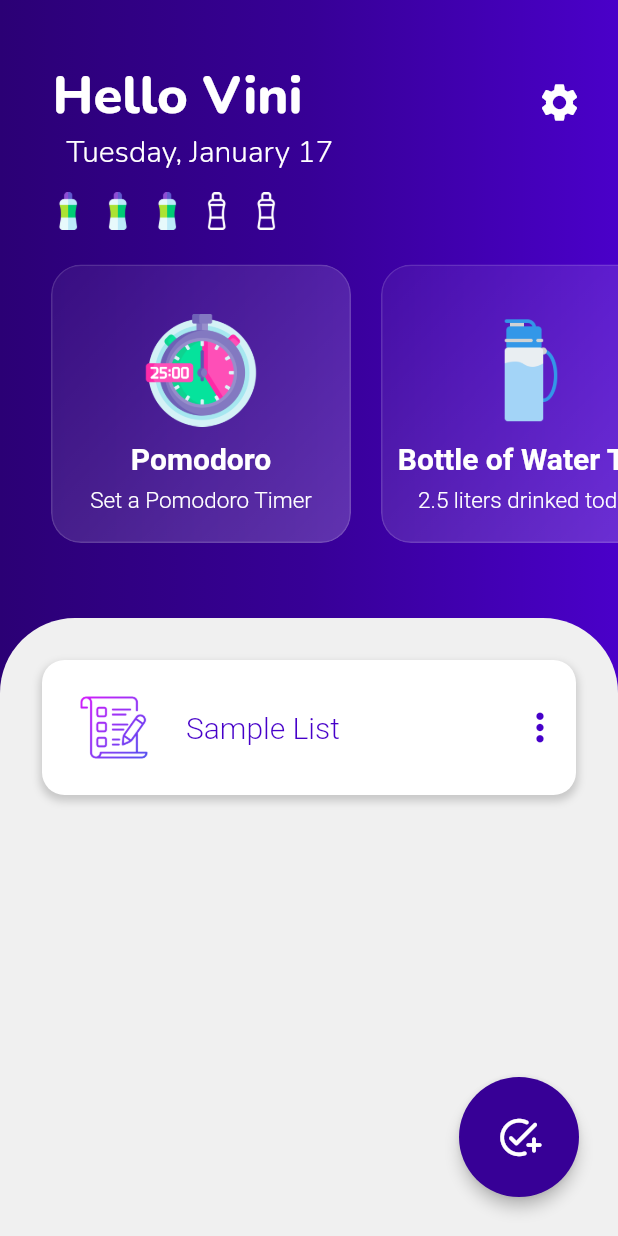
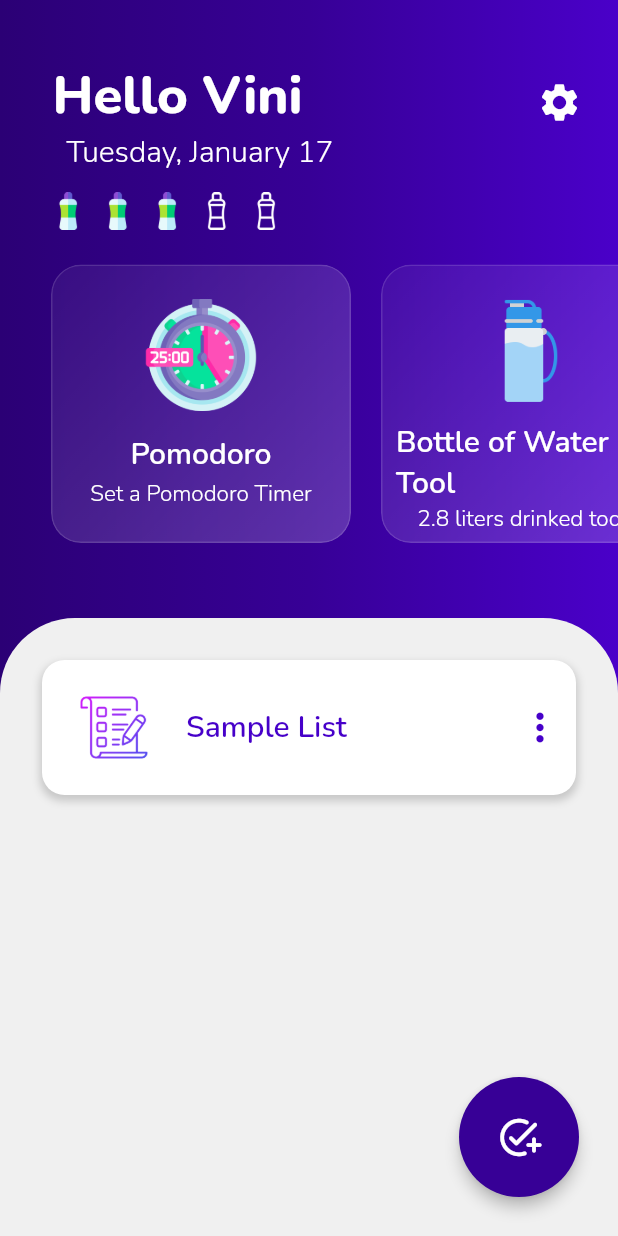
Before and after one commit to Vini-Coding/Taskius, a Flutter app: the screen it shows after launch, after a tap on "Skip", on a phone screen of 412 x 824 dp. Run offline on Flutter 3.47's test engine with Material 2 defaults, Android fonts, the phone set to English and light mode, and no system bars; our stand-ins replace introduction_screen.

Commit message:
Home Page was full refactored
The full home page code is refactored and new pages folder's and files were created.

```diff
--- /dev/null
+++ b/taskius/lib/app/components/my_page_template.dart
@@ -0,0 +1,69 @@
+import 'package:flutter/material.dart';
+
+class MyPageTemplate extends StatelessWidget {
+  const MyPageTemplate(
+      {required this.expandedChild1,
+      required this.expandedChild2,
+      required this.flexExpanded1,
+      required this.flexExpanded2,
+      Key? key})
+      : super(key: key);
+  final Widget expandedChild1;
+  final Widget expandedChild2;
+  final int flexExpanded1;
+  final int flexExpanded2;
+
+  @override
+  Widget build(BuildContext context) {
+    return Container(
+      constraints: BoxConstraints(
+        maxHeight: MediaQuery.of(context).size.height,
+        maxWidth: MediaQuery.of(context).size.width,
+      ),
+      decoration: const BoxDecoration(
+        gradient: LinearGradient(
+          colors: [
+            Color.fromARGB(255, 43, 0, 117),
+            Color.fromARGB(255, 55, 0, 150),
+            Color.fromARGB(255, 74, 0, 201),
+          ],
+          begin: Alignment.centerLeft,
+          end: Alignment.centerRight,
+        ),
+      ),
+      child: Column(
+        mainAxisAlignment: MainAxisAlignment.center,
+        crossAxisAlignment: CrossAxisAlignment.center,
+        children: [
+          Expanded(
+            flex: 2,
+            child: Padding(
+              padding: const EdgeInsets.only(bottom: 40),
+              child: expandedChild1,
+            ),
+          ),
+          Expanded(
+            flex: 2,
+            child: Container(
+              width: double.infinity,
+              decoration: const BoxDecoration(
+                color: Color.fromARGB(255, 240, 240, 240),
+                borderRadius: BorderRadius.only(
+                  topLeft: Radius.circular(50),
+                  topRight: Radius.circular(50),
+                ),
+              ),
+              child: Expanded(
+                child: Padding(
+                  padding:
+                      const EdgeInsets.symmetric(vertical: 20, horizontal: 20),
+                  child: expandedChild2,
+                ),
+              ),
+            ),
+          ),
+        ],
+      ),
+    );
+  }
+}
--- a/taskius/lib/app/pages/home/components/homecard_widget.dart
+++ b/taskius/lib/app/pages/home/components/homecard_widget.dart
@@ -2,10 +2,17 @@ import 'dart:ui';
 import 'package:flutter/material.dart';
 
 class HomeCardWidget extends StatelessWidget {
-  HomeCardWidget({required this.title, required this.subtitle, required this.imagePath, Key? key}) : super(key: key);
-  String title;
-  String subtitle;
-  String imagePath;
+    HomeCardWidget(
+      {required this.title,
+      required this.subtitle,
+      required this.imagePath,
+      required this.onTap,
+      Key? key})
+      : super(key: key);
+  final String title;
+  final String subtitle;
+  final String imagePath;
+  final Function()? onTap;
 
   @override
   Widget build(BuildContext context) {
@@ -13,6 +20,8 @@ class HomeCardWidget extends StatelessWidget {
       padding: const EdgeInsets.all(10),
       child: ClipRRect(
         borderRadius: BorderRadius.circular(20),
+        child: GestureDetector(
+          onTap: onTap,
           child: Container(
             height: 200,
             width: 200,
@@ -43,8 +52,8 @@ class HomeCardWidget extends StatelessWidget {
                 ),
                 Center(
                   child: Container(
-                  margin:
-                      const EdgeInsets.symmetric(horizontal: 10, vertical: 33),
+                    margin: const EdgeInsets.symmetric(
+                        horizontal: 10, vertical: 20),
                     child: Column(
                       mainAxisAlignment: MainAxisAlignment.spaceEvenly,
                       children: [
@@ -63,18 +72,17 @@ class HomeCardWidget extends StatelessWidget {
                             color: Colors.white,
                             fontWeight: FontWeight.w600,
                             fontSize: 20,
+                            fontFamily: "Nunita",
                           ),
                         ),
-                      Padding(
-                        padding: const EdgeInsets.only(top: 7),
-                        child: Text(
+                        Text(
                           subtitle,
                           textAlign: TextAlign.center,
                           style: const TextStyle(
                             color: Colors.white,
                             fontWeight: FontWeight.w300,
                             fontSize: 15,
-                          ),
+                            fontFamily: "Nunita",
                           ),
                         ),
                       ],
@@ -85,6 +93,7 @@ class HomeCardWidget extends StatelessWidget {
             ),
           ),
         ),
+      ),
     );
   }
 }
--- /dev/null
+++ b/taskius/lib/app/pages/home/components/task_list_item_widget.dart
@@ -0,0 +1,56 @@
+import 'package:flutter/material.dart';
+
+class TaskListItem extends StatelessWidget {
+  const TaskListItem({required this.title, Key? key}) : super(key: key);
+  final String title;
+
+  @override
+  Widget build(BuildContext context) {
+    return Container(
+      width: double.infinity,
+      height: 90,
+      margin: const EdgeInsets.all(8),
+      decoration: BoxDecoration(
+        color: Colors.white,
+        boxShadow: [
+          BoxShadow(
+              color: Colors.grey.withOpacity(0.5),
+              spreadRadius: 1,
+              blurRadius: 4,
+              offset: const Offset(0, 3)),
+        ],
+        borderRadius: BorderRadius.circular(15),
+      ),
+      child: Row(
+        children: [
+          Padding(
+            padding: const EdgeInsets.symmetric(vertical: 5, horizontal: 25),
+            child: Tab(
+              icon: Image.asset('assets/icons/check-list.png'),
+            ),
+          ),
+          Text(
+            title,
+            style: const TextStyle(
+              color: Color.fromARGB(255, 70, 0, 201),
+              fontFamily: "Nunita",
+              fontWeight: FontWeight.w600,
+              fontSize: 20,
+            ),
+          ),
+          const Expanded(
+            child: SizedBox(),
+          ),
+          IconButton(
+            onPressed: () {},
+            icon: const Icon(
+              Icons.more_vert,
+              color: Color.fromARGB(255, 70, 0, 201),
+              size: 30,
+            ),
+          ),
+        ],
+      ),
+    );
+  }
+}
--- a/taskius/lib/app/pages/home/home_controller.dart
+++ b/taskius/lib/app/pages/home/home_controller.dart
@@ -1,5 +1,7 @@
-import 'package:flutter/cupertino.dart';
+import 'package:flutter/material.dart';
 
 class HomeController extends ChangeNotifier {
-
+  String name = 'Vini';
+  double litersDrinked = 2.8;
+  String alarmTime = '05:00';
 }
--- a/taskius/lib/app/pages/home/home_page.dart
+++ b/taskius/lib/app/pages/home/home_page.dart
@@ -1,8 +1,12 @@
 import 'package:flutter/material.dart';
 import 'package:intl/intl.dart';
 import 'package:provider/provider.dart';
+import 'package:taskius/app/components/my_page_template.dart';
 import 'package:taskius/app/pages/home/components/homecard_widget.dart';
+import 'package:taskius/app/pages/home/components/task_list_item_widget.dart';
 import 'package:taskius/app/pages/home/home_controller.dart';
+import 'package:taskius/app/pages/pomodoro_tool/pomodoro_tool_page.dart';
+import 'package:taskius/app/pages/water_tool/water_tool_page.dart';
 
 class HomePage extends StatefulWidget {
   static const routeName = '/';
@@ -13,18 +17,9 @@ class HomePage extends StatefulWidget {
 }
 
 class _HomePageState extends State<HomePage> {
-  String name = 'Vini';
-  double litersDrinked = 2.5;
-  String alarmTime = '07:00';
-  @override
-  void initState() {
-    super.initState();
-  }
-
   @override
   Widget build(BuildContext context) {
     final controller = context.watch<HomeController>();
-
     return SafeArea(
       child: Scaffold(
         floatingActionButton: Container(
@@ -42,31 +37,8 @@ class _HomePageState extends State<HomePage> {
             ),
           ),
         ),
-        body: Container(
-          constraints: BoxConstraints(
-            maxHeight: MediaQuery.of(context).size.height,
-            maxWidth: MediaQuery.of(context).size.width,
-          ),
-          decoration: const BoxDecoration(
-            gradient: LinearGradient(
-              colors: [
-                Color.fromARGB(255, 43, 0, 117),
-                Color.fromARGB(255, 55, 0, 150),
-                Color.fromARGB(255, 74, 0, 201),
-              ],
-              begin: Alignment.centerLeft,
-              end: Alignment.centerRight,
-            ),
-          ),
-          child: Column(
-            mainAxisAlignment: MainAxisAlignment.center,
-            crossAxisAlignment: CrossAxisAlignment.center,
-            children: [
-              Expanded(
-                flex: 2,
-                child: Padding(
-                  padding: const EdgeInsets.only(bottom: 40),
-                  child: Column(
+        body: MyPageTemplate(
+          expandedChild1: Column(
             mainAxisAlignment: MainAxisAlignment.center,
             crossAxisAlignment: CrossAxisAlignment.start,
             children: [
@@ -79,7 +51,7 @@ class _HomePageState extends State<HomePage> {
                         Padding(
                           padding: const EdgeInsets.only(right: 50),
                           child: Text(
-                                    'Hello $name',
+                            'Hello ${controller.name}',
                             style: const TextStyle(
                               color: Colors.white,
                               fontWeight: FontWeight.w800,
@@ -113,8 +85,7 @@ class _HomePageState extends State<HomePage> {
                       color: Colors.white,
                       size: 30,
                     ),
-                            padding:
-                                const EdgeInsets.only(top: 20, right: 30),
+                    padding: const EdgeInsets.only(top: 20, right: 30),
                   ),
                 ],
               ),
@@ -170,97 +141,37 @@ class _HomePageState extends State<HomePage> {
                     HomeCardWidget(
                       title: 'Pomodoro',
                       subtitle: 'Set a Pomodoro Timer',
-                                imagePath: 'assets/icons/pomodoro.png'),
+                      imagePath: 'assets/icons/pomodoro.png',
+                      onTap: () => Navigator.of(context)
+                          .pushReplacementNamed(PomodoroToolPage.routeName),
+                    ),
                     HomeCardWidget(
                       title: 'Bottle of Water Tool',
                       subtitle:
-                                    '$litersDrinked liters drinked today.',
-                                imagePath:
-                                    'assets/icons/bottle-of-water2.png'),
+                          '${controller.litersDrinked} liters drinked today',
+                      imagePath: 'assets/icons/bottle-of-water2.png',
+                      onTap: () => Navigator.of(context)
+                          .pushReplacementNamed(WaterToolPage.routeName),
+                    ),
                     HomeCardWidget(
                       title: 'Alarm Clock',
-                                subtitle: 'Currently setted to $alarmTime',
-                                imagePath: 'assets/icons/alarm-clock.png'),
-                          ],
-                        ),
-                      ),
-                    ],
-                  ),
-                ),
-              ),
-              Expanded(
-                flex: 2,
-                child: Container(
-                  width: double.infinity,
-                  decoration: const BoxDecoration(
-                    color: Color.fromARGB(255, 240, 240, 240),
-                    borderRadius: BorderRadius.only(
-                      topLeft: Radius.circular(50),
-                      topRight: Radius.circular(50),
-                    ),
-                  ),
-                  child: Expanded(
-                    child: Padding(
-                      padding: const EdgeInsets.symmetric(
-                          vertical: 20, horizontal: 20),
-                      child: ListView(
-                        shrinkWrap: true,
-                        children: [
-                          Container(
-                            width: double.infinity,
-                            height: 90,
-                            margin: const EdgeInsets.all(8),
-                            decoration: BoxDecoration(
-                              color: Colors.white,
-                              boxShadow: [
-                                BoxShadow(
-                                    color: Colors.grey.withOpacity(0.5),
-                                    spreadRadius: 1,
-                                    blurRadius: 4,
-                                    offset: const Offset(0, 3)),
-                              ],
-                              borderRadius: BorderRadius.circular(15),
-                            ),
-                            child: Row(
-                              children: [
-                                Padding(
-                                  padding: const EdgeInsets.symmetric(
-                                      vertical: 5, horizontal: 25),
-                                  child: Tab(
-                                    icon: Image.asset(
-                                        'assets/icons/check-list.png'),
-                                  ),
-                                ),
-                                const Text(
-                                  'Sample List',
-                                  style: TextStyle(
-                                    color: Color.fromARGB(255, 70, 0, 201),
-                                    fontWeight: FontWeight.w300,
-                                    fontSize: 20,
-                                  ),
-                                ),
-                                const Expanded(
-                                  child: SizedBox(),
-                                ),
-                                IconButton(
-                                  onPressed: () {},
-                                  icon: const Icon(
-                                    Icons.more_vert,
-                                    color: Color.fromARGB(255, 70, 0, 201),
-                                    size: 30,
-                                  ),
+                      subtitle: 'Currently setted to ${controller.alarmTime}',
+                      imagePath: 'assets/icons/alarm-clock.png',
+                      onTap: () {},
                     ),
                   ],
                 ),
               ),
             ],
           ),
-                    ),
-                  ),
-                ),
-              ),
+          expandedChild2: ListView(
+            shrinkWrap: true,
+            children: const [
+              TaskListItem(title: 'Sample List'),
             ],
           ),
+          flexExpanded1: 2,
+          flexExpanded2: 2,
         ),
       ),
     );
--- /dev/null
+++ b/taskius/lib/app/pages/pomodoro_tool/pomodoro_tool_controller.dart
@@ -0,0 +1,5 @@
+import 'package:flutter/material.dart';
+
+class PomodoroToolController extends ChangeNotifier {
+
+}
--- /dev/null
+++ b/taskius/lib/app/pages/pomodoro_tool/pomodoro_tool_page.dart
@@ -0,0 +1,22 @@
+import 'package:flutter/material.dart';
+
+class PomodoroToolPage extends StatefulWidget {
+  static const routeName = '/pomodoro';
+  const PomodoroToolPage({Key? key}) : super(key: key);
+
+  @override
+  State<PomodoroToolPage> createState() => _PomodoroToolPageState();
+}
+
+class _PomodoroToolPageState extends State<PomodoroToolPage> {
+  @override
+  Widget build(BuildContext context) {
+    return Scaffold(
+      appBar: AppBar(
+        title: const Text("Pomodoro Tool Page"),
+        backgroundColor: Colors.redAccent,
+      ),
+      body: Container(),
+    );
+  }
+}
--- /dev/null
+++ b/taskius/lib/app/pages/water_tool/water_tool_controller.dart
@@ -0,0 +1,5 @@
+import 'package:flutter/material.dart';
+
+class WaterToolController extends ChangeNotifier {
+
+}
--- /dev/null
+++ b/taskius/lib/app/pages/water_tool/water_tool_page.dart
@@ -0,0 +1,22 @@
+import 'package:flutter/material.dart';
+
+class WaterToolPage extends StatefulWidget {
+  static const routeName = '/water';
+  const WaterToolPage({Key? key}) : super(key: key);
+
+  @override
+  State<WaterToolPage> createState() => _WaterToolPageState();
+}
+
+class _WaterToolPageState extends State<WaterToolPage> {
+  @override
+  Widget build(BuildContext context) {
+    return Scaffold(
+      appBar: AppBar(
+        title: const Text('Water Tool Page'),
+
+      ),
+      body: Container(),
+    );
+  }
+}
--- a/taskius/lib/app/taskius_widget.dart
+++ b/taskius/lib/app/taskius_widget.dart
@@ -4,6 +4,10 @@ import 'package:taskius/app/pages/home/home_page.dart';
 import 'package:taskius/app/pages/intro/intros_controller.dart';
 import 'package:taskius/app/pages/intro/intros_page.dart';
 import 'package:provider/provider.dart';
+import 'package:taskius/app/pages/pomodoro_tool/pomodoro_tool_controller.dart';
+import 'package:taskius/app/pages/pomodoro_tool/pomodoro_tool_page.dart';
+import 'package:taskius/app/pages/water_tool/water_tool_controller.dart';
+import 'package:taskius/app/pages/water_tool/water_tool_page.dart';
 
 class TaskiusWidget extends StatelessWidget {
   const TaskiusWidget({Key? key}) : super(key: key);
@@ -13,18 +17,25 @@ class TaskiusWidget extends StatelessWidget {
     return MultiProvider(
       providers: [
         ChangeNotifierProvider<IntrosController>(
-          create: (_) => IntrosController(),
+          create: (context) => IntrosController(),
         ),
         ChangeNotifierProvider<HomeController>(
-          create: (_) => HomeController(),
+          create: (context) => HomeController(),
+        ),
+        ChangeNotifierProvider<WaterToolController>(
+          create: (context) => WaterToolController(),
+        ),
+        ChangeNotifierProvider<PomodoroToolController>(
+          create: (context) => PomodoroToolController(),
         ),
       ],
-
       child: MaterialApp(
         initialRoute: IntrosPage.routeName,
         routes: {
           IntrosPage.routeName: (context) => const IntrosPage(),
           HomePage.routeName: (context) => const HomePage(),
+          WaterToolPage.routeName: (context) => const WaterToolPage(),
+          PomodoroToolPage.routeName: (context) => const PomodoroToolPage(),
         },
         debugShowCheckedModeBanner: false,
       ),
```
Lines whose indentation alone changed are shown as unchanged.
